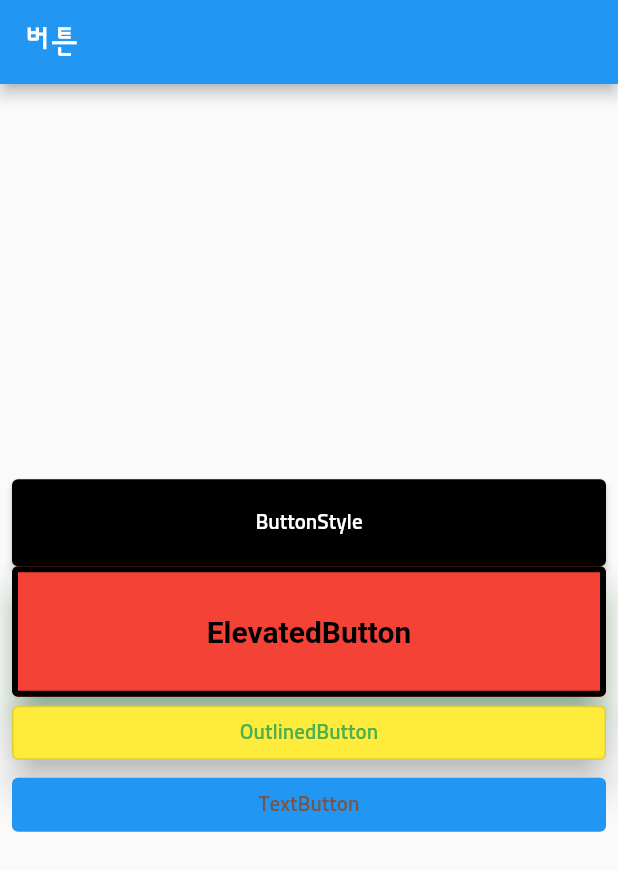
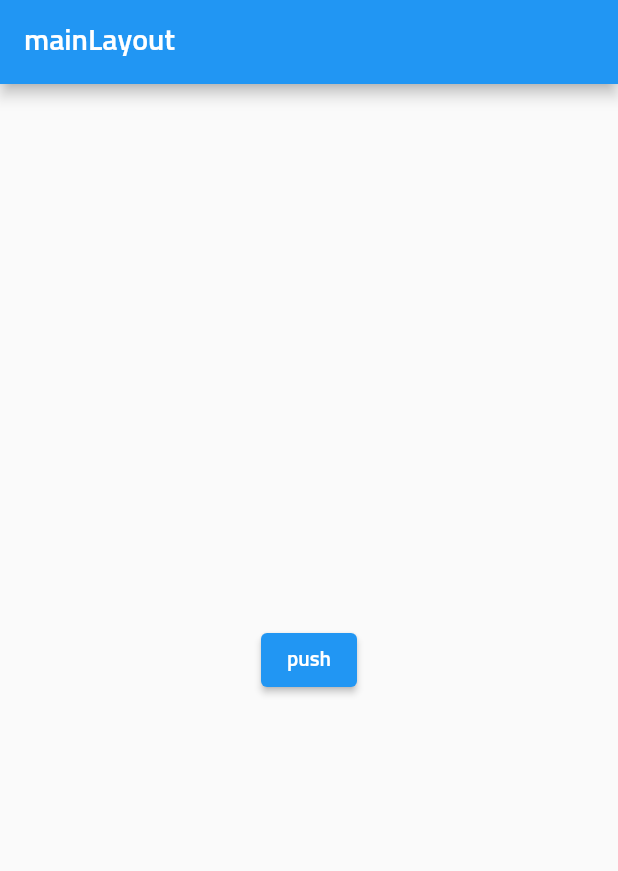
Before and after one commit to tkillman/first_codefactory, a Flutter app: the screen it shows after launch, on a phone screen of 412 x 824 dp. Shown: the top 871 px of the screen. Run offline on Flutter 3.47's test engine with Material 2 defaults, Android fonts, the phone set to English and light mode, and no system bars; our stand-ins replace webview_flutter.

```diff
--- a/lib/main.dart
+++ b/lib/main.dart
@@ -1,3 +1,4 @@
+import 'package:first_codefactory/route/RouteApp.dart';
 import 'package:flutter/material.dart';
 
 // StatelessWidget 기초
@@ -30,6 +31,9 @@ import 'package:first_codefactory/screen/randomNumber.dart';
 //버튼종류
 import 'package:first_codefactory/screen/buttonKind.dart';
 
+// router
+import 'package:first_codefactory/route/main_layout.dart';
+
 void main() {
   runApp(
     MaterialApp(
@@ -57,7 +61,7 @@ void main() {
           ),
         ),
       ),
-      home: ButtonKind(),
+      home: RouteApp(),
     ),
   );
 }
--- /dev/null
+++ b/lib/route/RouteApp.dart
@@ -0,0 +1,24 @@
+import 'package:first_codefactory/route/main_layout.dart';
+import 'package:first_codefactory/route/route1.dart';
+import 'package:flutter/material.dart';
+
+class RouteApp extends StatelessWidget {
+  const RouteApp({super.key});
+
+  @override
+  Widget build(BuildContext context) {
+    return MainLayout(title: "mainLayout", children: [
+      Center(
+        child: ElevatedButton(
+            onPressed: () async {
+              final result = await Navigator.of(context).push(MaterialPageRoute(
+                builder: (context) => Route1(args: "123"),
+              ));
+
+              print("result $result");
+            },
+            child: Text("push")),
+      )
+    ]);
+  }
+}
--- /dev/null
+++ b/lib/route/main_layout.dart
@@ -0,0 +1,23 @@
+import 'package:flutter/material.dart';
+
+class MainLayout extends StatelessWidget {
+  final String title;
+
+  final List<Widget> children;
+
+  const MainLayout({required this.title, required this.children, super.key});
+
+  @override
+  Widget build(BuildContext context) {
+    return Scaffold(
+      appBar: AppBar(
+        title: Text(title),
+      ),
+      body: SafeArea(
+          child: Column(
+        mainAxisAlignment: MainAxisAlignment.center,
+        children: children,
+      )),
+    );
+  }
+}
```
Also changed, not shown: lib/route/route1.dart (added, +30 -0 lines), lib/route/route2.dart (added, +20 -0 lines), 1 other file.
